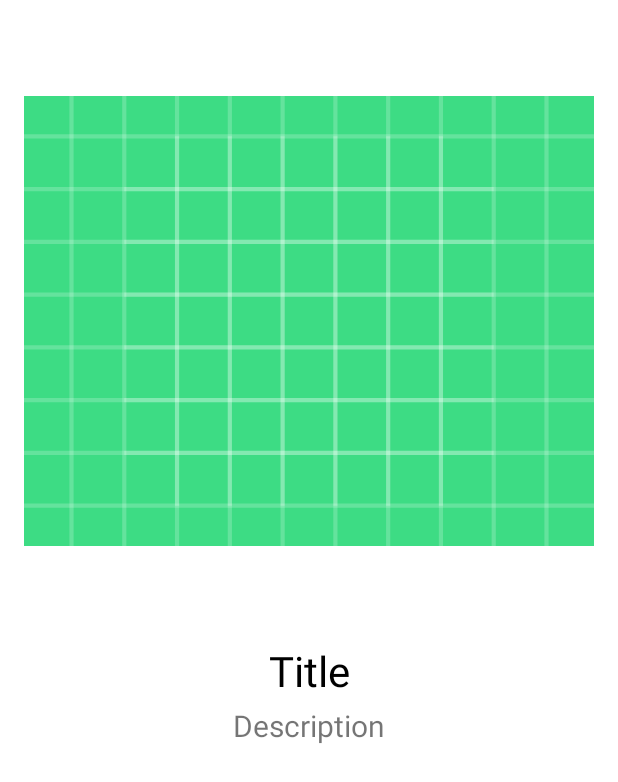
After one commit to aslanaj/TaskApp, an Android app: the layout item_onboarding.xml on its own in the app's theme, with its tools: preview values and no code run, on a phone screen of 412 x 824 dp. The commit adds this screen. Shown: the top 782 px of the screen. Run offline under Robolectric (Android 15) with nearby library versions, the phone set to English and light mode, and no system bars.

Commit message:
Сделал ДЗ №2

```diff
--- a/app/build.gradle
+++ b/app/build.gradle
@@ -46,7 +46,13 @@ dependencies {
     implementation 'androidx.navigation:navigation-fragment-ktx:2.5.3'
     implementation 'androidx.navigation:navigation-ui-ktx:2.5.3'
     implementation 'androidx.core:core-ktx:1.9.0'
+    implementation 'androidx.core:core-ktx:1.9.0'
+    implementation 'androidx.core:core-ktx:1.9.0'
     testImplementation 'junit:junit:4.13.2'
     androidTestImplementation 'androidx.test.ext:junit:1.1.5'
     androidTestImplementation 'androidx.test.espresso:espresso-core:3.5.1'
+
+    implementation 'com.squareup.picasso:picasso:2.8'
+
+    implementation 'me.relex:circleindicator:2.1.6'
 }
--- a/app/src/main/AndroidManifest.xml
+++ b/app/src/main/AndroidManifest.xml
@@ -1,6 +1,8 @@
 <?xml version="1.0" encoding="utf-8"?>
 <manifest xmlns:android="http://schemas.android.com/apk/res/android"
     xmlns:tools="http://schemas.android.com/tools">
+
+    <uses-permission android:name="android.permission.INTERNET"/>
 
     <application
         android:allowBackup="true"
--- /dev/null
+++ b/app/src/main/res/drawable/ic_arrow_right.xml
@@ -0,0 +1,5 @@
+<vector android:autoMirrored="true" android:height="24dp"
+    android:tint="@color/teal_200" android:viewportHeight="24"
+    android:viewportWidth="24" android:width="24dp" xmlns:android="http://schemas.android.com/apk/res/android">
+    <path android:fillColor="@android:color/white" android:pathData="M16.01,11H4v2h12.01v3L20,12l-3.99,-4z"/>
+</vector>
--- a/app/src/main/res/drawable/nav_bar_rounded.xml
+++ b/app/src/main/res/drawable/nav_bar_rounded.xml
@@ -2,7 +2,7 @@
 <shape xmlns:android="http://schemas.android.com/apk/res/android">
 
 
-    <gradient android:startColor="#A9CCE3"
+    <gradient android:startColor="#17ffc6"
         android:endColor="#2E86C1"/>
     <corners
         android:topRightRadius="32dp"
--- /dev/null
+++ b/app/src/main/res/layout/item_onboarding.xml
@@ -0,0 +1,81 @@
+<?xml version="1.0" encoding="utf-8"?>
+<androidx.constraintlayout.widget.ConstraintLayout xmlns:android="http://schemas.android.com/apk/res/android"
+    android:layout_width="match_parent"
+    android:layout_height="match_parent"
+    xmlns:app="http://schemas.android.com/apk/res-auto"
+    xmlns:tools="http://schemas.android.com/tools">
+
+    <ImageView
+        android:id="@+id/iv_board"
+        android:layout_width="match_parent"
+        android:layout_height="300dp"
+        android:layout_marginHorizontal="16dp"
+        android:layout_marginTop="64dp"
+        android:scaleType="centerCrop"
+        android:src="@drawable/ic_launcher_background"
+        app:layout_constraintTop_toTopOf="parent"
+        app:layout_constraintStart_toStartOf="parent"
+        app:layout_constraintEnd_toEndOf="parent"/>
+
+    <TextView
+        android:id="@+id/tv_title"
+        android:layout_width="wrap_content"
+        android:layout_height="wrap_content"
+        tools:text="Title"
+        android:textSize="28sp"
+        android:textColor="@color/black"
+        app:layout_constraintTop_toBottomOf="@id/iv_board"
+        app:layout_constraintStart_toStartOf="parent"
+        app:layout_constraintEnd_toEndOf="parent"
+        android:layout_marginTop="64dp"
+        />
+
+    <TextView
+        android:id="@+id/tv_desc"
+        android:layout_width="wrap_content"
+        android:layout_height="wrap_content"
+        tools:text="Description"
+        android:textSize="20sp"
+        android:layout_marginTop="4dp"
+        app:layout_constraintTop_toBottomOf="@id/tv_title"
+        app:layout_constraintStart_toStartOf="parent"
+        app:layout_constraintEnd_toEndOf="parent"
+        />
+
+    <TextView
+        android:id="@+id/tv_skip"
+        android:layout_width="wrap_content"
+        android:layout_height="wrap_content"
+        android:text="Skip"
+        android:textSize="16sp"
+        android:padding="16dp"
+        android:visibility="gone"
+        android:textColor="@color/black"
+        app:layout_constraintEnd_toEndOf="parent"
+        app:layout_constraintTop_toTopOf="parent"/>
+
+
+    <Button
+        android:id="@+id/btn_start"
+        android:visibility="gone"
+        android:layout_width="match_parent"
+        android:layout_height="wrap_content"
+        android:layout_margin="16dp"
+        android:text="Get Started"
+        app:layout_constraintBottom_toBottomOf="parent"/>
+
+
+    <TextView
+        android:id="@+id/tv_next"
+        android:layout_width="wrap_content"
+        android:layout_height="wrap_content"
+        android:text="Next"
+        android:visibility="gone"
+        android:padding="16dp"
+        android:textSize="20sp"
+        android:drawableRight="@drawable/ic_arrow_right"
+        android:textColor="@color/teal_200"
+        app:layout_constraintBottom_toBottomOf="parent"
+        app:layout_constraintEnd_toEndOf="parent"/>
+
+</androidx.constraintlayout.widget.ConstraintLayout>
--- a/app/src/main/res/navigation/mobile_navigation.xml
+++ b/app/src/main/res/navigation/mobile_navigation.xml
@@ -32,4 +32,9 @@
         android:name="com.example.taskapp.ui.profile.ProfileFragment"
         android:label="@string/title_profile"
         tools:layout="@layout/fragment_profile" />
+    <fragment
+        android:id="@+id/onBoardFragment"
+        android:name="com.example.taskapp.ui.onBoard.OnBoardFragment"
+        android:label="fragment_on_board"
+        tools:layout="@layout/fragment_on_board" />
 </navigation>
--- a/app/src/main/res/values/themes.xml
+++ b/app/src/main/res/values/themes.xml
@@ -1,6 +1,6 @@
 <resources xmlns:tools="http://schemas.android.com/tools">
     <!-- Base application theme. -->
-    <style name="Theme.TaskApp" parent="Theme.MaterialComponents.DayNight.DarkActionBar">
+    <style name="Theme.TaskApp" parent="Theme.MaterialComponents.DayNight">
         <!-- Primary brand color. -->
         <item name="colorPrimary">@color/purple_500</item>
         <item name="colorPrimaryVariant">@color/purple_700</item>
--- a/build.gradle
+++ b/build.gradle
@@ -2,5 +2,5 @@
 plugins {
     id 'com.android.application' version '7.4.1' apply false
     id 'com.android.library' version '7.4.1' apply false
-    id 'org.jetbrains.kotlin.android' version '1.8.20-RC' apply false
+    id 'org.jetbrains.kotlin.android' version '1.8.20-RC2' apply false
 }
```
Also changed, not shown: app/src/main/java/com/example/taskapp/MainActivity.kt (+13 -2 lines), app/src/main/java/com/example/taskapp/model/OnBoard.kt (added, +8 -0 lines), app/src/main/java/com/example/taskapp/ui/home/HomeFragment.kt (+2 -6 lines), app/src/main/java/com/example/taskapp/ui/onBoard/OnBoardFragment.kt (added, +44 -0 lines), app/src/main/java/com/example/taskapp/ui/onBoard/adapter/OnBoardingAdapter.kt (added, +65 -0 lines), app/src/main/java/com/example/taskapp/utils/Ext.kt (added, +8 -0 lines), app/src/main/res/drawable/ic_selected.xml (added, +12 -0 lines), app/src/main/res/drawable/ic_unselected.xml (added, +12 -0 lines), app/src/main/res/layout/fragment_on_board.xml (added, +25 -0 lines).
